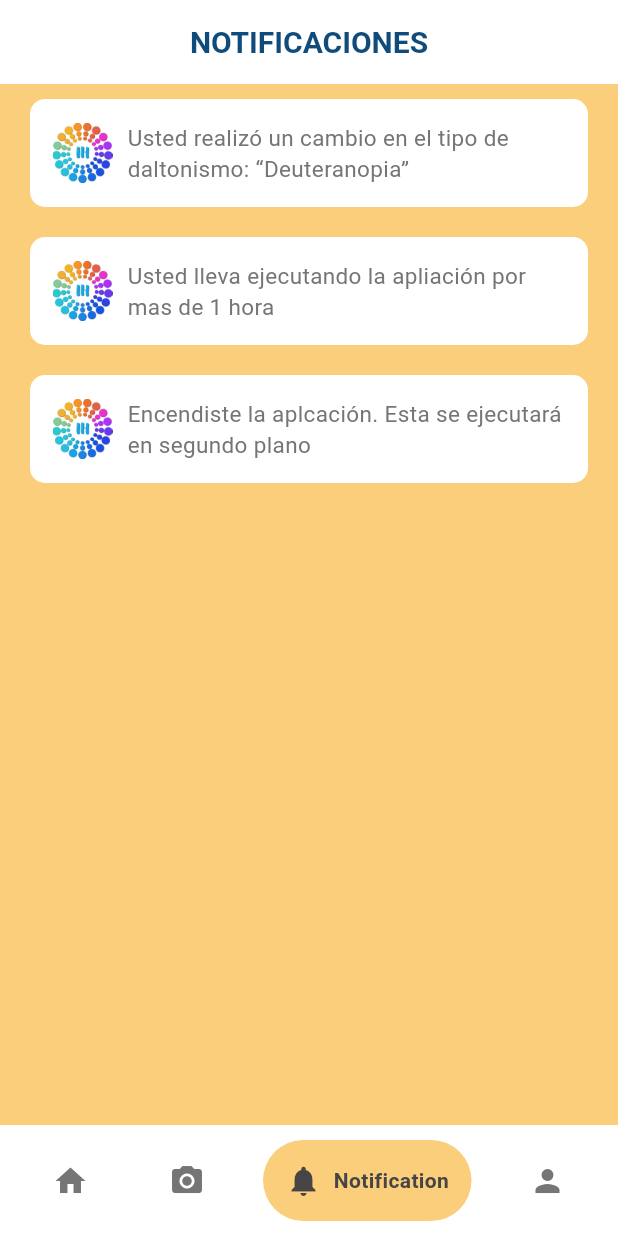
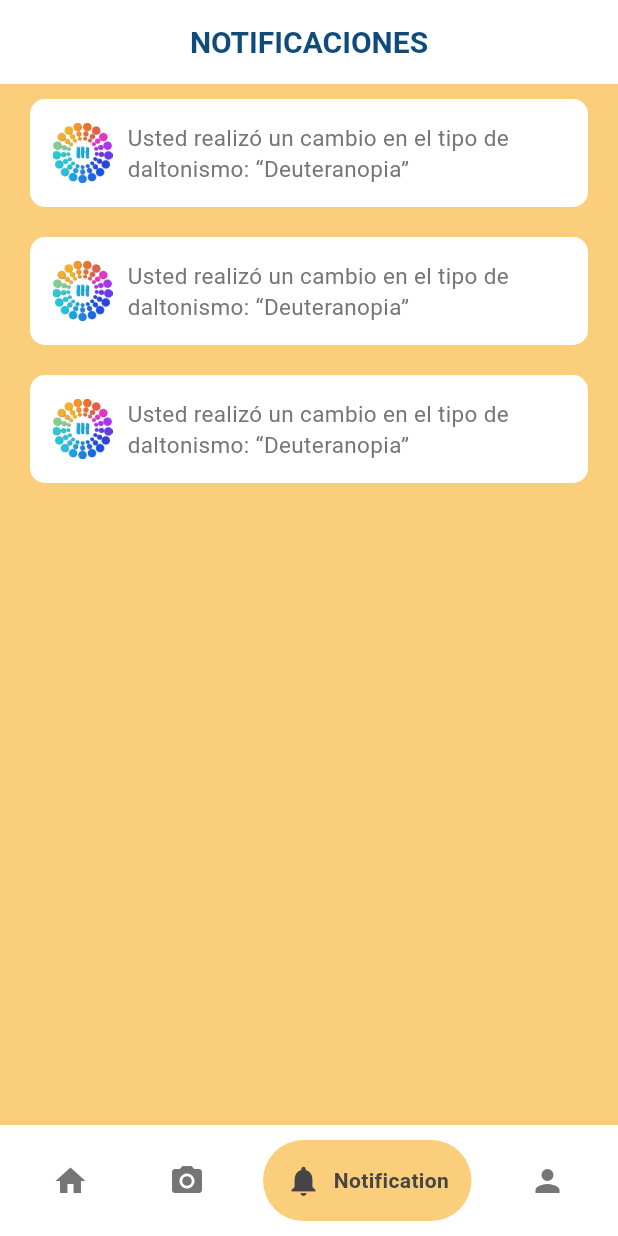
Before and after one commit to nazarethcr11/IH_App, a Flutter app: the screen it shows after launch, item 3 of the bottom bar chosen, on a phone screen of 412 x 824 dp. Run offline on Flutter 3.47's test engine with Material 3 defaults, Android fonts, the phone set to English and light mode, and no system bars; drawn by our look-alikes of google_nav_bar.

Commit message:
notification view update

```diff
--- /dev/null
+++ b/lib/components/my_notification.dart
@@ -0,0 +1,43 @@
+import 'package:flutter/material.dart';
+
+class MyNotification extends StatelessWidget {
+  final String message;
+  final String imagePath;
+
+  const MyNotification({
+    Key? key,
+    required this.message,
+    required this.imagePath,
+  }) : super(key: key);
+
+  @override
+  Widget build(BuildContext context) {
+    return Container(
+      margin: EdgeInsets.symmetric(vertical: 10.0, horizontal: 20.0),
+      padding: EdgeInsets.all(15.0),
+      decoration: BoxDecoration(
+        borderRadius: BorderRadius.circular(10.0),
+        color: Theme.of(context).colorScheme.surface,
+      ),
+      child: Row(
+        children: [
+          Image.asset(
+            imagePath,
+            width: 40.0, // Ancho de la imagen
+            height: 40.0, // Alto de la imagen
+          ),
+          SizedBox(width: 10.0),
+          Expanded(
+            child: Text(
+              message,
+              style: TextStyle(
+                fontSize: 15,
+                color: Theme.of(context).colorScheme.tertiary,
+              ),
+            ),
+          ),
+        ],
+      ),
+    );
+  }
+}
--- a/lib/pages/notification_page.dart
+++ b/lib/pages/notification_page.dart
@@ -1,4 +1,5 @@
 import 'package:flutter/material.dart';
+import 'package:inclusive_hue/components/my_notification.dart';
 
 class NotificationPage extends StatelessWidget {
   const NotificationPage({Key? key}) : super(key: key);
@@ -13,29 +14,34 @@ class NotificationPage extends StatelessWidget {
           style: TextStyle(
             fontSize: 20.0,
             fontWeight: FontWeight.bold,
-            color: Theme.of(context).colorScheme.primary,
+            color: Theme
+                .of(context)
+                .colorScheme
+                .primary,
           ),
         ),
         centerTitle: true,
       ),
-      backgroundColor: Theme.of(context).colorScheme.secondary,
+
+      backgroundColor: Theme
+          .of(context)
+          .colorScheme
+          .secondary,
       body: Builder(
-        builder: (context) => ListView(
+        builder: (context) =>
+            ListView(
               children: [
-            _buildNotificationContainer(
-              context,
-              'Usted realizó un cambio en el tipo de daltonismo: “Deuteranopia”',
-              'lib/images/logotype/logo.png', // Ruta de la imagen
+                MyNotification(
+                  message: 'Usted realizó un cambio en el tipo de daltonismo: “Deuteranopia”',
+                  imagePath: 'lib/images/logotype/logo.png',
                 ),
-            _buildNotificationContainer(
-              context,
-              'Usted lleva ejecutando la apliación por mas de 1 hora',
-              'lib/images/logotype/logo.png', // Ruta de la imagen
+                MyNotification(
+                  message: 'Usted realizó un cambio en el tipo de daltonismo: “Deuteranopia”',
+                  imagePath: 'lib/images/logotype/logo.png', // Ruta de la imagen
                 ),
-            _buildNotificationContainer(
-              context,
-              'Encendiste la aplcación. Esta se ejecutará en segundo plano ',
-              'lib/images/logotype/logo.png', // Ruta de la imagen
+                MyNotification(
+                  message: 'Usted realizó un cambio en el tipo de daltonismo: “Deuteranopia”',
+                  imagePath: 'lib/images/logotype/logo.png', // Ruta de la imagen
                 ),
                 // Agrega más mensajes según sea necesario
               ],
@@ -43,34 +49,4 @@ class NotificationPage extends StatelessWidget {
       ),
     );
   }
-
-  Widget _buildNotificationContainer(BuildContext context, String message, String imagePath) {
-    return Container(
-      margin: EdgeInsets.symmetric(vertical: 10.0, horizontal: 20.0),
-      padding: EdgeInsets.all(15.0),
-      decoration: BoxDecoration(
-        borderRadius: BorderRadius.circular(10.0),
-        color: Theme.of(context).colorScheme.surface,
-      ),
-      child: Row(
-        children: [
-          Image.asset(
-            imagePath,
-            width: 40.0, // Ancho de la imagen
-            height: 40.0, // Alto de la imagen
-          ),
-          SizedBox(width: 10.0),
-          Expanded( // Envolver el Row dentro de un Expanded
-            child: Text(
-              message,
-              style: TextStyle(
-                fontSize: 15,
-                color: Theme.of(context).colorScheme.tertiary,
-              ),
-            ),
-          ),
-        ],
-      ),
-    );
 }
-}
--- /dev/null
+++ b/lib/pages/plan_page.dart
@@ -0,0 +1,11 @@
+import 'package:flutter/material.dart';
+
+class PlanPage extends StatelessWidget {
+  const PlanPage({Key? key}) : super(key: key);
+
+@override
+  Widget build(BuildContext context) {
+    // TODO: implement build
+    throw UnimplementedError();
+  }
+}
```
Lines whose indentation alone changed are shown as unchanged.
